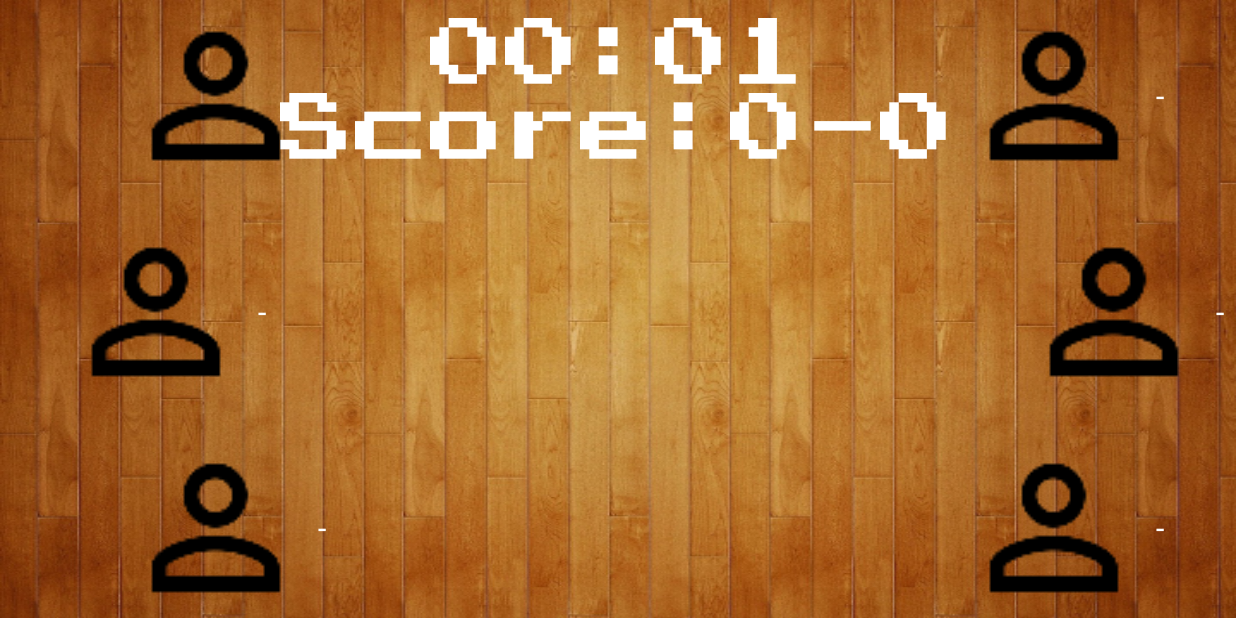
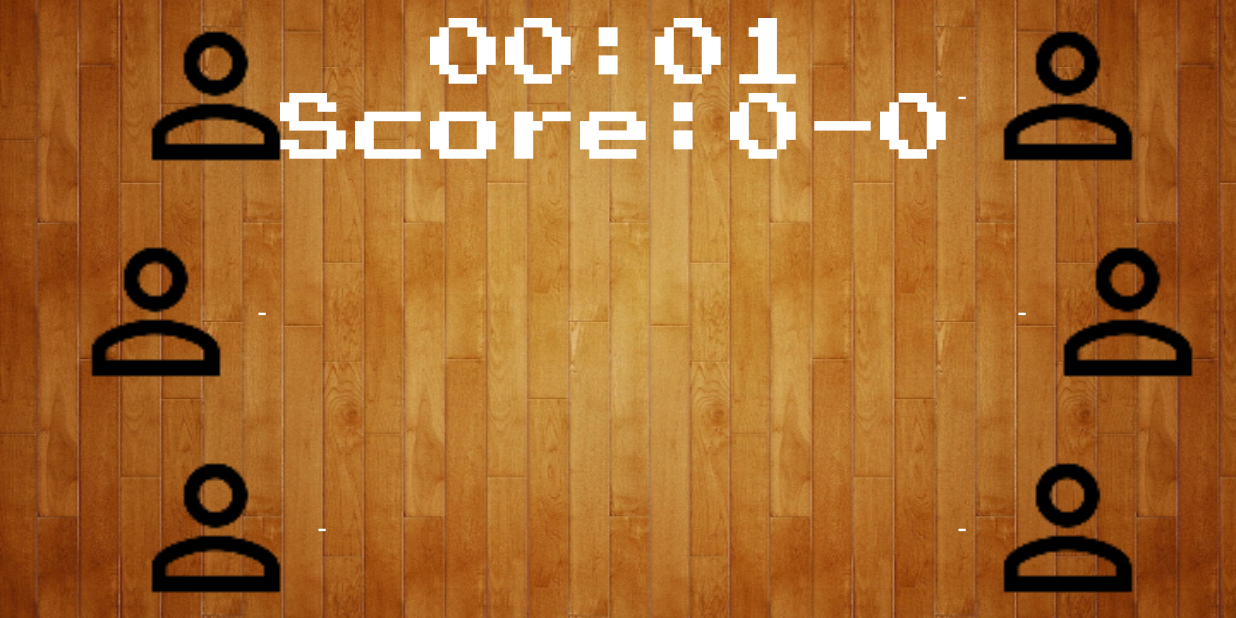
Before and after one commit to Farbklex/Lightball, an Android app: the GameInProgressActivity screen opened directly, with no data from a screen before it, on a phone screen of 824 x 412 dp (held sideways). Run offline under Robolectric (Android 15) with nearby library versions, the phone set to English and light mode, and no system bars.

Commit message:
Fixed wrong determination of winner. Fixed layout for right side players.

```diff
--- a/Android/app/src/main/java/io/lightball/lightball/GameStateManager.java
+++ b/Android/app/src/main/java/io/lightball/lightball/GameStateManager.java
@@ -79,11 +79,11 @@ public class GameStateManager{
             mGameEnded = true;
 
             if(alivePlayersTeam1 == 0){
-                mWinningTeam = 1;
+                mWinningTeam = 2;
             }
 
             if(alivePlayersTeam2 == 0){
-                mWinningTeam = 2;
+                mWinningTeam = 1;
             }
         }
         {mCallback.setGameEnd(mWinningTeam);}
--- a/Android/app/src/main/res/layout/activity_game_in_progress.xml
+++ b/Android/app/src/main/res/layout/activity_game_in_progress.xml
@@ -84,14 +84,14 @@
 
             <include
                 android:id="@+id/team2Player1"
-                layout="@layout/game_player_item"
+                layout="@layout/game_player_item_right"
                 android:layout_width="wrap_content"
                 android:layout_height="@dimen/player_portrait_size"
                 android:layout_marginRight="@dimen/player_margin_big"                />
 
             <include
                 android:id="@+id/team2Player2"
-                layout="@layout/game_player_item"
+                layout="@layout/game_player_item_right"
                 android:layout_width="wrap_content"
                 android:layout_marginTop="16dp"
                 android:layout_marginBottom="16dp"
@@ -99,7 +99,7 @@
 
             <include
                 android:id="@+id/team2Player3"
-                layout="@layout/game_player_item"
+                layout="@layout/game_player_item_right"
                 android:layout_width="wrap_content"
                 android:layout_height="@dimen/player_portrait_size"
                 android:layout_marginRight="@dimen/player_margin_big"/>
--- /dev/null
+++ b/Android/app/src/main/res/layout/game_player_item_right.xml
@@ -0,0 +1,48 @@
+<?xml version="1.0" encoding="utf-8"?>
+<LinearLayout
+    xmlns:android="http://schemas.android.com/apk/res/android"
+    android:layout_width="wrap_content"
+    android:layout_height="@dimen/player_portrait_size"
+    android:layout_marginBottom="@dimen/list_item_padding"
+    android:background="?attr/selectableItemBackground"
+    android:clickable="true"
+    android:elevation="2dp"
+    android:orientation="horizontal"
+    android:paddingLeft="@dimen/list_item_padding"
+    android:paddingRight="@dimen/list_item_padding">
+
+        <TextView
+            android:id="@+id/player_name"
+            android:layout_width="wrap_content"
+            android:layout_height="wrap_content"
+            android:layout_centerVertical="true"
+            android:layout_marginRight="4dp"
+            android:text="-"
+            android:layout_gravity="center"
+            android:textAppearance="?attr/textAppearanceListItem"
+            android:textColor="@android:color/white"
+            android:textSize="20sp"
+            />
+    <RelativeLayout android:layout_height="@dimen/player_portrait_size"
+                    android:layout_width="@dimen/player_portrait_size">
+        <ImageView
+            android:id="@+id/player_portrait"
+            android:layout_width="@dimen/player_portrait_size"
+            android:layout_height="@dimen/player_portrait_size"
+            android:layout_alignParentBottom="true"
+            android:layout_centerVertical="true"
+            android:adjustViewBounds="true"
+            android:src="@drawable/ic_person_outline_black_48dp"/>
+
+        <ImageView
+            android:id="@+id/playerHealth"
+            android:layout_width="0dp"
+            android:layout_height="0dp"
+            android:layout_alignParentBottom="true"
+            android:layout_centerVertical="true"
+            android:adjustViewBounds="true"
+            android:background="#804CAF50"/>
+
+
+    </RelativeLayout>
+</LinearLayout>
```
